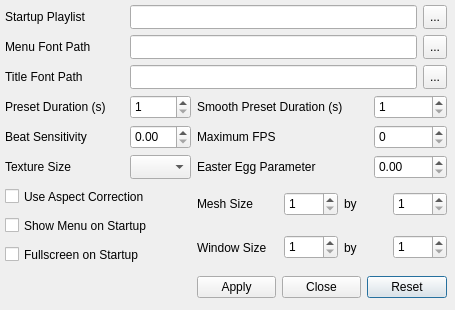
Before: the Qt Designer form src/qprojectM/QProjectMConfigDialog.ui in projectM-visualizer/projectm, drawn with Qt 5.
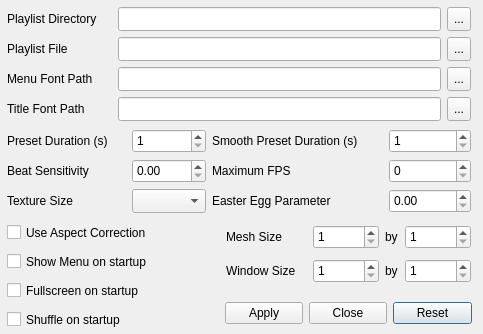
After: the same form once the commit is applied.

Commit message: shuffle button config option menu / full screen states are now preserved 90% done with new playlist loading framework broke reset button even more

What changed in the file:
```diff
--- a/src/qprojectM/QProjectMConfigDialog.ui
+++ b/src/qprojectM/QProjectMConfigDialog.ui
@@ -5,8 +5,8 @@
    <rect>
     <x>0</x>
     <y>0</y>
-    <width>455</width>
-    <height>310</height>
+    <width>483</width>
+    <height>334</height>
    </rect>
   </property>
   <property name="windowTitle" >
@@ -15,9 +15,9 @@
   <widget class="QLabel" name="label" >
    <property name="geometry" >
     <rect>
-     <x>5</x>
-     <y>35</y>
-     <width>119</width>
+     <x>7</x>
+     <y>67</y>
+     <width>105</width>
      <height>24</height>
     </rect>
    </property>
@@ -40,8 +40,8 @@
   <widget class="QToolButton" name="menuFontPathToolButton" >
    <property name="geometry" >
     <rect>
-     <x>423</x>
-     <y>35</y>
+     <x>447</x>
+     <y>67</y>
      <width>24</width>
      <height>24</height>
     </rect>
@@ -53,9 +53,9 @@
   <widget class="QLineEdit" name="menuFontPathLineEdit" >
    <property name="geometry" >
     <rect>
-     <x>130</x>
-     <y>35</y>
-     <width>287</width>
+     <x>118</x>
+     <y>67</y>
+     <width>323</width>
      <height>24</height>
     </rect>
    </property>
@@ -75,9 +75,9 @@
   <widget class="QLabel" name="label_2" >
    <property name="geometry" >
     <rect>
-     <x>5</x>
-     <y>5</y>
-     <width>119</width>
+     <x>7</x>
+     <y>7</y>
+     <width>105</width>
      <height>24</height>
     </rect>
    </property>
@@ -94,14 +94,14 @@
     </size>
    </property>
    <property name="text" >
-    <string>Startup Playlist</string>
+    <string>Playlist Directory</string>
    </property>
   </widget>
   <widget class="QToolButton" name="startupPlaylistToolButton" >
    <property name="geometry" >
     <rect>
-     <x>423</x>
-     <y>5</y>
+     <x>447</x>
+     <y>7</y>
      <width>24</width>
      <height>24</height>
     </rect>
@@ -113,9 +113,9 @@
   <widget class="QLineEdit" name="startupPlaylistLineEdit" >
    <property name="geometry" >
     <rect>
-     <x>130</x>
-     <y>5</y>
-     <width>287</width>
+     <x>118</x>
+     <y>7</y>
+     <width>323</width>
      <height>24</height>
     </rect>
    </property>
@@ -135,8 +135,8 @@
   <widget class="QLabel" name="label_3" >
    <property name="geometry" >
     <rect>
-     <x>5</x>
-     <y>95</y>
+     <x>7</x>
+     <y>129</y>
      <width>119</width>
      <height>24</height>
     </rect>
@@ -148,9 +148,9 @@
   <widget class="QSpinBox" name="presetDurationSpinBox" >
    <property name="geometry" >
     <rect>
-     <x>130</x>
-     <y>95</y>
-     <width>61</width>
+     <x>132</x>
+     <y>129</y>
+     <width>74</width>
      <height>24</height>
     </rect>
    </property>
@@ -170,8 +170,8 @@
   <widget class="QLabel" name="label_4" >
    <property name="geometry" >
     <rect>
-     <x>197</x>
-     <y>95</y>
+     <x>212</x>
+     <y>129</y>
      <width>171</width>
      <height>24</height>
     </rect>
@@ -183,9 +183,9 @@
   <widget class="QSpinBox" name="smoothPresetDurationSpinBox" >
    <property name="geometry" >
     <rect>
-     <x>374</x>
-     <y>95</y>
-     <width>73</width>
+     <x>389</x>
+     <y>129</y>
+     <width>82</width>
      <height>24</height>
     </rect>
    </property>
@@ -205,10 +205,10 @@
   <widget class="QLabel" name="label_5" >
    <property name="geometry" >
     <rect>
-     <x>197</x>
-     <y>229</y>
+     <x>226</x>
+     <y>259</y>
      <width>81</width>
-     <height>37</height>
+     <height>24</height>
     </rect>
    </property>
    <property name="sizePolicy" >
@@ -224,8 +224,8 @@
   <widget class="QLabel" name="label_6" >
    <property name="geometry" >
     <rect>
-     <x>197</x>
-     <y>125</y>
+     <x>212</x>
+     <y>159</y>
      <width>171</width>
      <height>24</height>
     </rect>
@@ -243,9 +243,9 @@
   <widget class="QSpinBox" name="maxFPSSpinBox" >
    <property name="geometry" >
     <rect>
-     <x>374</x>
-     <y>125</y>
-     <width>73</width>
+     <x>389</x>
+     <y>159</y>
+     <width>82</width>
      <height>24</height>
     </rect>
    </property>
@@ -268,9 +268,9 @@
   <widget class="QSpinBox" name="windowWidthSpinBox" >
    <property name="geometry" >
     <rect>
-     <x>284</x>
-     <y>235</y>
-     <width>54</width>
+     <x>313</x>
+     <y>259</y>
+     <width>66</width>
      <height>24</height>
     </rect>
    </property>
@@ -296,10 +296,10 @@
   <widget class="QLabel" name="label_10" >
    <property name="geometry" >
     <rect>
-     <x>344</x>
-     <y>185</y>
-     <width>43</width>
-     <height>38</height>
+     <x>385</x>
+     <y>225</y>
+     <width>16</width>
+     <height>24</height>
     </rect>
    </property>
    <property name="sizePolicy" >
@@ -315,8 +315,8 @@
   <widget class="QLabel" name="label_7" >
    <property name="geometry" >
     <rect>
-     <x>5</x>
-     <y>155</y>
+     <x>7</x>
+     <y>189</y>
      <width>119</width>
      <height>24</height>
     </rect>
@@ -334,9 +334,9 @@
   <widget class="QComboBox" name="textureSizeComboBox" >
    <property name="geometry" >
     <rect>
-     <x>130</x>
-     <y>155</y>
-     <width>61</width>
+     <x>132</x>
+     <y>189</y>
+     <width>74</width>
      <height>24</height>
     </rect>
    </property>
@@ -359,10 +359,10 @@
   <widget class="QLabel" name="label_8" >
    <property name="geometry" >
     <rect>
-     <x>197</x>
-     <y>185</y>
+     <x>226</x>
+     <y>225</y>
      <width>81</width>
-     <height>38</height>
+     <height>24</height>
     </rect>
    </property>
    <property name="sizePolicy" >
@@ -378,9 +378,9 @@
   <widget class="QCheckBox" name="fullscreenOnStartupCheckBox" >
    <property name="geometry" >
     <rect>
-     <x>5</x>
-     <y>243</y>
-     <width>186</width>
+     <x>7</x>
+     <y>279</y>
+     <width>211</width>
      <height>23</height>
     </rect>
    </property>
@@ -391,15 +391,15 @@
     </sizepolicy>
    </property>
    <property name="text" >
-    <string>Fullscreen on Startup</string>
+    <string>Fullscreen on startup</string>
    </property>
   </widget>
   <widget class="QCheckBox" name="menuOnStartupCheckBox" >
    <property name="geometry" >
     <rect>
-     <x>5</x>
-     <y>214</y>
-     <width>186</width>
+     <x>7</x>
+     <y>250</y>
+     <width>211</width>
      <height>23</height>
     </rect>
    </property>
@@ -410,15 +410,15 @@
     </sizepolicy>
    </property>
    <property name="text" >
-    <string>Show Menu on Startup</string>
+    <string>Show Menu on startup</string>
    </property>
   </widget>
   <widget class="QDialogButtonBox" name="buttonBox" >
    <property name="geometry" >
     <rect>
-     <x>197</x>
-     <y>272</y>
-     <width>250</width>
+     <x>225</x>
+     <y>298</y>
+     <width>247</width>
      <height>30</height>
     </rect>
    </property>
@@ -435,9 +435,9 @@
   <widget class="QSpinBox" name="windowHeightSpinBox" >
    <property name="geometry" >
     <rect>
-     <x>393</x>
-     <y>235</y>
-     <width>54</width>
+     <x>405</x>
+     <y>259</y>
+     <width>66</width>
      <height>24</height>
     </rect>
    </property>
@@ -457,10 +457,10 @@
   <widget class="QLabel" name="label_11" >
    <property name="geometry" >
     <rect>
-     <x>344</x>
-     <y>229</y>
-     <width>43</width>
-     <height>37</height>
+     <x>385</x>
+     <y>259</y>
+     <width>16</width>
+     <height>24</height>
     </rect>
    </property>
    <property name="sizePolicy" >
@@ -476,9 +476,9 @@
   <widget class="QCheckBox" name="useAspectCorrectionCheckBox" >
    <property name="geometry" >
     <rect>
-     <x>5</x>
-     <y>185</y>
-     <width>186</width>
+     <x>7</x>
+     <y>221</y>
+     <width>211</width>
      <height>23</height>
     </rect>
    </property>
@@ -501,8 +501,8 @@
   <widget class="QLabel" name="label_12" >
    <property name="geometry" >
     <rect>
-     <x>5</x>
-     <y>125</y>
+     <x>7</x>
+     <y>159</y>
      <width>119</width>
      <height>24</height>
     </rect>
@@ -520,8 +520,8 @@
   <widget class="QToolButton" name="titleFontPathToolButton" >
    <property name="geometry" >
     <rect>
-     <x>423</x>
-     <y>65</y>
+     <x>447</x>
+     <y>97</y>
      <width>24</width>
      <height>24</height>
     </rect>
@@ -533,9 +533,9 @@
   <widget class="QLabel" name="label_9" >
    <property name="geometry" >
     <rect>
-     <x>5</x>
-     <y>65</y>
-     <width>119</width>
+     <x>7</x>
+     <y>97</y>
+     <width>105</width>
      <height>24</height>
     </rect>
    </property>
@@ -558,9 +558,9 @@
   <widget class="QLineEdit" name="titleFontPathLineEdit" >
    <property name="geometry" >
     <rect>
-     <x>130</x>
-     <y>65</y>
-     <width>287</width>
+     <x>118</x>
+     <y>97</y>
+     <width>323</width>
      <height>24</height>
     </rect>
    </property>
@@ -580,9 +580,9 @@
   <widget class="QDoubleSpinBox" name="beatSensitivitySpinBox" >
    <property name="geometry" >
     <rect>
-     <x>130</x>
-     <y>125</y>
-     <width>61</width>
+     <x>132</x>
+     <y>159</y>
+     <width>74</width>
      <height>24</height>
     </rect>
    </property>
@@ -602,8 +602,8 @@
   <widget class="QLabel" name="label_13" >
    <property name="geometry" >
     <rect>
-     <x>197</x>
-     <y>155</y>
+     <x>212</x>
+     <y>189</y>
      <width>171</width>
      <height>24</height>
     </rect>
@@ -621,9 +621,9 @@
   <widget class="QDoubleSpinBox" name="easterEggParameterSpinBox" >
    <property name="geometry" >
     <rect>
-     <x>374</x>
-     <y>155</y>
-     <width>73</width>
+     <x>389</x>
+     <y>189</y>
+     <width>82</width>
      <height>24</height>
     </rect>
    </property>
@@ -643,9 +643,9 @@
   <widget class="QSpinBox" name="meshSizeWidthSpinBox" >
    <property name="geometry" >
     <rect>
-     <x>284</x>
-     <y>192</y>
-     <width>54</width>
+     <x>313</x>
+     <y>225</y>
+     <width>66</width>
      <height>24</height>
     </rect>
    </property>
@@ -668,9 +668,9 @@
   <widget class="QSpinBox" name="meshSizeHeightSpinBox" >
    <property name="geometry" >
     <rect>
-     <x>393</x>
-     <y>192</y>
-     <width>54</width>
+     <x>405</x>
+     <y>225</y>
+     <width>66</width>
      <height>24</height>
     </rect>
    </property>
@@ -687,6 +687,85 @@
     <number>1000</number>
    </property>
   </widget>
+  <widget class="QCheckBox" name="shuffleOnStartupCheckBox" >
+   <property name="geometry" >
+    <rect>
+     <x>7</x>
+     <y>308</y>
+     <width>211</width>
+     <height>23</height>
+    </rect>
+   </property>
+   <property name="sizePolicy" >
+    <sizepolicy vsizetype="Fixed" hsizetype="MinimumExpanding" >
+     <horstretch>0</horstretch>
+     <verstretch>0</verstretch>
+    </sizepolicy>
+   </property>
+   <property name="text" >
+    <string>Shuffle on startup</string>
+   </property>
+  </widget>
+  <widget class="QToolButton" name="startupPlaylistFileToolButton" >
+   <property name="geometry" >
+    <rect>
+     <x>447</x>
+     <y>37</y>
+     <width>24</width>
+     <height>24</height>
+    </rect>
+   </property>
+   <property name="text" >
+    <string>...</string>
+   </property>
+  </widget>
+  <widget class="QLabel" name="label_14" >
+   <property name="geometry" >
+    <rect>
+     <x>7</x>
+     <y>37</y>
+     <width>105</width>
+     <height>24</height>
+    </rect>
+   </property>
+   <property name="sizePolicy" >
+    <sizepolicy vsizetype="Preferred" hsizetype="MinimumExpanding" >
+     <horstretch>0</horstretch>
+     <verstretch>0</verstretch>
+    </sizepolicy>
+   </property>
+   <property name="minimumSize" >
+    <size>
+     <width>50</width>
+     <height>0</height>
+    </size>
+   </property>
+   <property name="text" >
+    <string>Playlist File</string>
+   </property>
+  </widget>
+  <widget class="QLineEdit" name="startupPlaylistFileLineEdit" >
+   <property name="geometry" >
+    <rect>
+     <x>118</x>
+     <y>37</y>
+     <width>323</width>
+     <height>24</height>
+    </rect>
+   </property>
+   <property name="sizePolicy" >
+    <sizepolicy vsizetype="Fixed" hsizetype="Expanding" >
+     <horstretch>2</horstretch>
+     <verstretch>0</verstretch>
+    </sizepolicy>
+   </property>
+   <property name="toolTip" >
+    <string>&lt;html>&lt;head>&lt;meta name="qrichtext" content="1" />&lt;style type="text/css">
+p, li { white-space: pre-wrap; }
+&lt;/style>&lt;/head>&lt;body style=" font-family:'Sans Serif'; font-size:10pt; font-weight:400; font-style:normal;">
+&lt;p style=" margin-top:0px; margin-bottom:0px; margin-left:0px; margin-right:0px; -qt-block-indent:0; text-indent:0px; font-size:9pt;">This sets the default preset playlist file when qprojectM starts up. The file must be a valid preset playlist (of type *.ppl). If specified, this overrides the &lt;span style=" font-style:italic;">Playlist Directory&lt;/span> value on startup. &lt;/p>&lt;/body>&lt;/html></string>
+   </property>
+  </widget>
  </widget>
  <resources/>
  <connections/>
```
Left out of the diff: 8 changed lines with no effect on the pictures. The commit also changes 13 other files.
